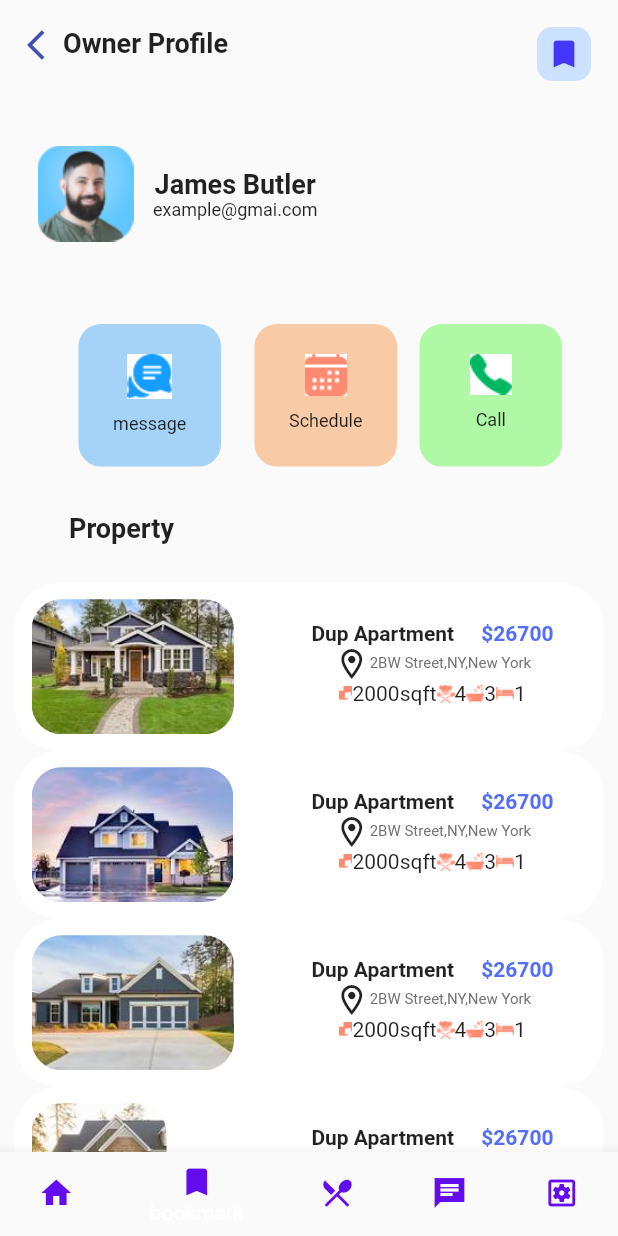
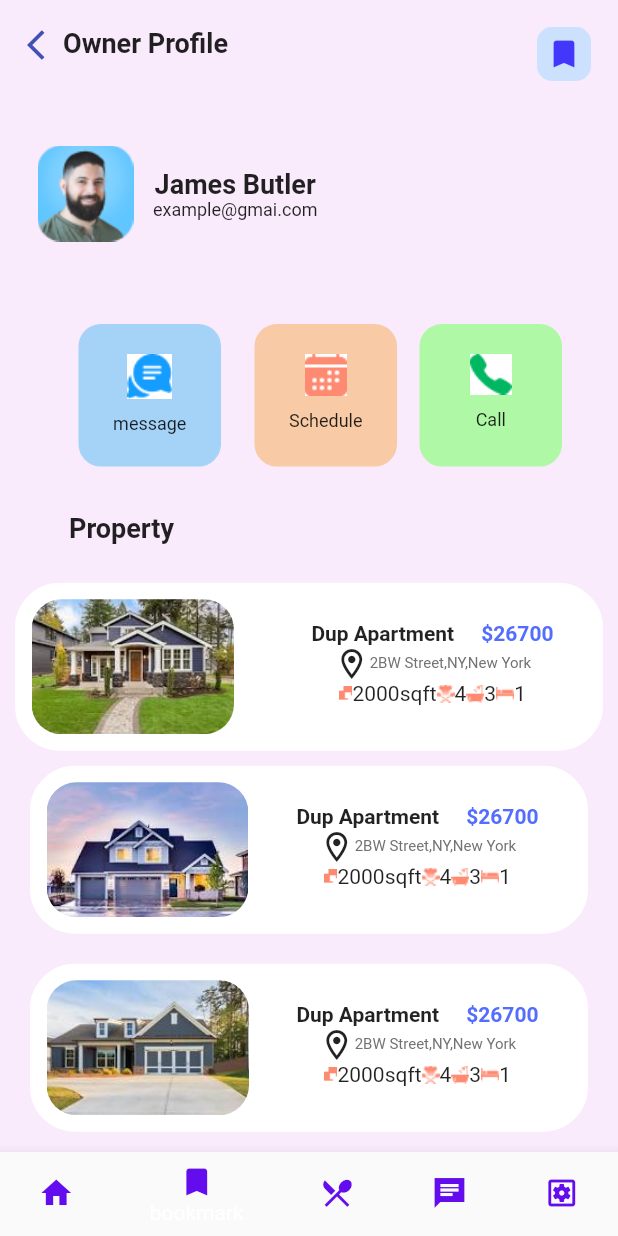
Before and after one commit to Kendra-ui/exercise1, a Flutter app: the screen it shows after launch, item 2 of the bottom bar chosen, on a phone screen of 412 x 824 dp. Run offline on Flutter 3.47's test engine with Material 2 defaults, Android fonts, the phone set to English and light mode, and no system bars.

Commit message:
my first commit

```diff
--- a/lib/bookmark.dart
+++ b/lib/bookmark.dart
@@ -12,6 +12,7 @@ class _BookmarkState extends State<Bookmark> {
   @override
   Widget build(BuildContext context) {
     return    Scaffold(
+      backgroundColor: Color.fromARGB(255, 249, 234, 252),
       body: SafeArea(
       child: SingleChildScrollView(
           child: Column(
@@ -237,6 +238,8 @@ class _BookmarkState extends State<Bookmark> {
 
           ),
 
+        Padding(padding: EdgeInsets.all(10),
+        child:
         Container(
               width: 400,
               decoration: BoxDecoration(
@@ -309,7 +312,10 @@ class _BookmarkState extends State<Bookmark> {
         ]),
 
           ),
+        ),
 
+          Padding(padding: EdgeInsets.all(10),
+          child:
           Container(
               width: 400,
               decoration: BoxDecoration(
@@ -382,7 +388,10 @@ class _BookmarkState extends State<Bookmark> {
         ]),
 
           ),
+              ),
 
+          Padding(padding: EdgeInsets.all(10),
+          child:
           Container(
               width: 400,
               decoration: BoxDecoration(
@@ -398,7 +407,7 @@ class _BookmarkState extends State<Bookmark> {
                   borderRadius: BorderRadius.circular(20),
                   child:
 
-                Image.asset('assets/images/h3.jpeg', height: 90,),
+                Image.asset('assets/images/h2.jpeg', height: 90,),
 
                 ),
                  ),
@@ -455,6 +464,8 @@ class _BookmarkState extends State<Bookmark> {
         ]),
 
           ),
+          )
+
                 ],
               )
 
```
Lines whose indentation alone changed are shown as unchanged.
